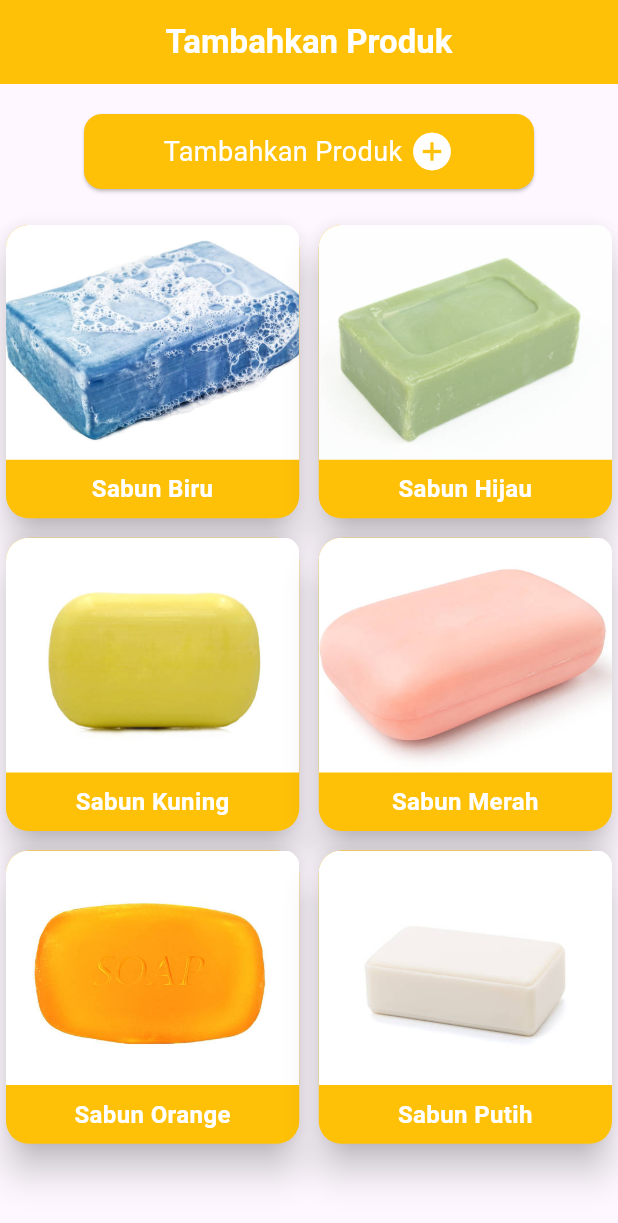
After one commit to Pangestufp/utsmobileprogkelompok_1, a Flutter app: the BottomNav screen opened directly, item 2 of the bottom bar chosen, after a tap on "Tambahkan Produk", on a phone screen of 412 x 824 dp. The commit adds this screen. Shown: the top 1223 px of the screen. Run offline on Flutter 3.47's test engine with Material 3 defaults, Android fonts, the phone set to English and light mode, and no system bars; our stand-ins replace curved_navigation_bar, flutter_animate, image_picker, lottie; missing offline and left inert: bounce_tapper.

Commit message:
Beranda+inventari

```diff
--- a/lib/pages/bottomNav.dart
+++ b/lib/pages/bottomNav.dart
@@ -35,8 +35,8 @@ class _BottomNavState extends State<BottomNav> {
     penjualanPage = PenjualanPage();
     keuanganPage = KeuanganPage();
 
-    _listPages = [homePage, inventarisPage,penjualanPage,keuanganPage];
-    _listNamePages = ["Beranda", "Inventaris", "Penjualan", "Keuangan"];
+    _listPages = [homePage, inventarisPage,keuanganPage,penjualanPage];
+    _listNamePages = ["Beranda", "Inventaris", "Keuangan", "Penjualan"];
     _currentPage = homePage;
     _currentNamePage = "Beranda";
 
@@ -94,21 +94,32 @@ class _BottomNavState extends State<BottomNav> {
           ),
           Icon(
             _currentIndex == 2
-                ? Icons.shopping_cart
-                : Icons.shopping_cart_outlined,
+                ? Icons.monetization_on
+                : Icons.monetization_on_outlined,
             size: 40,
             color: Colors.white,
           ),
           Icon(
             _currentIndex == 3
-                ? Icons.monetization_on
-                : Icons.monetization_on_outlined,
+                ? Icons.shopping_cart
+                : Icons.shopping_cart_outlined,
             size: 40,
             color: Colors.white,
           ),
         ],
         onTap: (selectedIndex) => _changePage(selectedIndex),
       ),
+
+      floatingActionButton: _currentIndex == 2
+          ? FloatingActionButton(
+        onPressed: () {
+          print("Floating Action Button di halaman Keuangan ditekan");
+        },
+        backgroundColor: Colors.amber,
+        child: Icon(Icons.add),
+      )
+          : null,
+
     );
   }
 }
--- a/lib/pages/inventaris/inventarisPage.dart
+++ b/lib/pages/inventaris/inventarisPage.dart
@@ -1,4 +1,8 @@
+import 'package:app_manajemen_umkm/pages/beranda/homePage.dart';
+import 'package:app_manajemen_umkm/pages/inventaris/tambahkanProduk.dart';
+import 'package:bounce_tapper/bounce_tapper.dart';
 import 'package:flutter/material.dart';
+import 'package:flutter_animate/flutter_animate.dart';
 
 class InventarisPage extends StatefulWidget {
   const InventarisPage({super.key});
@@ -11,7 +15,135 @@ class _InventarisPageState extends State<InventarisPage> {
   @override
   Widget build(BuildContext context) {
     return Container(
-      child: Text("Inventaris"),
+      child: Column(
+        children: [
+          Padding(
+            padding: const EdgeInsets.all(8.0),
+            child: SingleChildScrollView(
+              scrollDirection: Axis.horizontal,
+              child: Row(
+                children: [
+                  GestureDetector(
+                    onTap: (){
+                      Navigator.push(context, MaterialPageRoute(builder: (context)=>TambahkanProduk()));
+                    },
+                    child: BounceTapper(
+                      shrinkScaleFactor: 0.7,
+                      child: Card(
+                        color: Colors.amber,
+                        child: Container(
+                            width: 180,
+                            height: 160,
+                            child: Center(
+                                child: Padding(
+                                  padding: const EdgeInsets.all(8.0),
+                                  child: Column(
+                                    children: [
+                                      Image.asset("assets/icons/addProduct.png",color: Colors.white,width: 100,),
+                                      Text(
+                                        "Tambahkan Produk",
+                                        style: TextStyle(
+                                            color: Colors.white,
+                                            fontWeight: FontWeight.bold,
+                                            fontSize: 18),
+                                      ),
+                                    ],
+                                  ),
+                                ))),
+                      ).animate().scale(),
+                    ),
+                  ),
+                  SizedBox(width: 20,),
+                  BounceTapper(
+                    shrinkScaleFactor: 0.7,
+                    child: Card(
+                      color: Colors.amber,
+                      child: Container(
+                          width: 180,
+                          height: 160,
+                          child: Center(
+                              child: Padding(
+                                padding: const EdgeInsets.all(8.0),
+                                child: Column(
+                                  children: [
+                                    Image.asset("assets/icons/addStock.png",color: Colors.white,width: 100,),
+                                    Text(
+                                      "Tambahkan Stock",
+                                      style: TextStyle(
+                                          color: Colors.white,
+                                          fontWeight: FontWeight.bold,
+                                          fontSize: 18),
+                                    ),
+                                  ],
+                                ),
+                              ))),
+                    ).animate().scale(),
+                  )
+                ],
+              ),
+            ),
+          ),
+          Expanded(
+            child: ListView(
+              padding: EdgeInsets.symmetric(horizontal: 16.0, vertical: 8.0),
+              children: [
+                ListTile(
+                  title: Text(
+                    "Jumlah total Produk Tersimpan",
+                    style: TextStyle(fontWeight: FontWeight.bold),
+                  ),
+                  trailing: Text(
+                    "20",
+                    style: TextStyle(color: Colors.amber, fontWeight: FontWeight.bold),
+                  ),
+                ),
+                Divider(
+                  color: Colors.grey.shade400,
+                ),
+                ListTile(
+                  title: Text(
+                    "Jumlah total stock semua produk",
+                    style: TextStyle(fontWeight: FontWeight.bold),
+                  ),
+                  trailing: Text(
+                    "1800",
+                    style: TextStyle(color: Colors.amber, fontWeight: FontWeight.bold),
+                  ),
+                ),
+                Divider(
+                  color: Colors.grey.shade400,
+                ),
+                ListTile(
+                  title: Text(
+                    "Jumlah stok masuk hari ini",
+                    style: TextStyle(fontWeight: FontWeight.bold),
+                  ),
+                  trailing: Text(
+                    "200",
+                    style: TextStyle(color: Colors.amber, fontWeight: FontWeight.bold),
+                  ),
+                ),
+                Divider(
+                  color: Colors.grey.shade400,
+                ),
+                ListTile(
+                  title: Text(
+                    "Jumlah stok keluar hari ini",
+                    style: TextStyle(fontWeight: FontWeight.bold),
+                  ),
+                  trailing: Text(
+                    "100", // Tambahkan angka jika ada
+                    style: TextStyle(color: Colors.amber, fontWeight: FontWeight.bold),
+                  ),
+                ),
+                Divider(
+                  color: Colors.grey.shade400,
+                ),
+              ],
+            ),
+          )
+        ],
+      ),
     );
   }
 }
--- /dev/null
+++ b/lib/pages/inventaris/tambahkanProduk.dart
@@ -0,0 +1,323 @@
+import 'dart:io';
+import 'package:flutter/material.dart';
+import 'package:image_picker/image_picker.dart';
+
+class TambahkanProduk extends StatefulWidget {
+  const TambahkanProduk({super.key});
+
+  @override
+  State<TambahkanProduk> createState() => _TambahkanProdukState();
+}
+
+class _TambahkanProdukState extends State<TambahkanProduk> {
+  File? _image;
+
+  Future<void> _pickImage() async {
+    final picker = ImagePicker();
+    final pickedFile = await picker.pickImage(source: ImageSource.gallery);
+
+    if (pickedFile != null) {
+      setState(() {
+        _image = File(pickedFile.path);
+      });
+    }
+  }
+
+  void _createOrUpdate() {
+    showModalBottomSheet(
+      isScrollControlled: true,
+      context: context,
+      builder: (BuildContext context) {
+        return Padding(
+          padding: EdgeInsets.all(20),
+          child: Column(
+            mainAxisSize: MainAxisSize.min,
+            crossAxisAlignment: CrossAxisAlignment.start,
+            children: [
+              TextField(
+                decoration: InputDecoration(labelText: 'Nama Produk'),
+              ),
+              TextField(
+                decoration: InputDecoration(labelText: 'Deskripsi Produk'),
+              ),
+              SizedBox(height: 20),
+              ElevatedButton(
+                onPressed: () {
+                  Navigator.of(context).pop();
+                },
+                child: Text('Submit'),
+              ),
+            ],
+          ),
+        );
+      },
+    );
+  }
+
+  @override
+  Widget build(BuildContext context) {
+    return Scaffold(
+      appBar: AppBar(
+        title: Center(child: Text("Tambahkan Produk",style: TextStyle(color: Colors.white, fontWeight: FontWeight.bold),)),
+        automaticallyImplyLeading: false,
+        backgroundColor: Colors.amber,
+      ),
+      body: Column(
+        children: [
+          Center(
+            child: Padding(
+              padding: const EdgeInsets.all(16.0),
+              child: Card(
+                color: Colors.amber,
+                child:
+                GestureDetector(
+                  onTap: (){
+                    _createOrUpdate();
+                  },
+                  child: Container(
+                    width: 300,
+                    height: 50,
+                    child: Row(
+                      mainAxisAlignment: MainAxisAlignment.center,
+                      children: [
+                        Text("Tambahkan Produk ", style: TextStyle(color: Colors.white,fontSize: 18),),
+                        Icon(Icons.add_circle_outlined, color: Colors.white,size: 30,)
+                      ],
+                    ),
+                  ),
+                ),
+              ),
+            ),
+          ),
+          Expanded(
+            child: GridView.count(
+              crossAxisCount: 2,
+              crossAxisSpacing: 5,
+              mainAxisSpacing: 5,
+              children: [
+                Card(
+                  color: Colors.amber,
+                  elevation: 10,
+                  shape: RoundedRectangleBorder(
+                    borderRadius: BorderRadius.circular(15),
+                  ),
+                  child: Column(
+                    crossAxisAlignment: CrossAxisAlignment.stretch,
+                    children: [
+                      Expanded(
+                        child: ClipRRect(
+                          borderRadius: BorderRadius.only(
+                              topLeft: Radius.circular(15),
+                              topRight: Radius.circular(10)),
+                          child: Image.asset(
+                            "assets/images/sabunBiru.jpg",
+                            fit: BoxFit.cover,
+                          ),
+                        ),
+                      ),
+                      Padding(
+                        padding: const EdgeInsets.all(8.0),
+                        child: Text(
+                          "Sabun Biru",
+                          textAlign: TextAlign.center,
+                          style: TextStyle(
+                            color: Colors.white,
+                            fontSize: 16,
+                            fontWeight: FontWeight.bold,
+                          ),
+                        ),
+                      ),
+                    ],
+                  ),
+                ),
+
+                Card(
+                  color: Colors.amber,
+                  elevation: 10,
+                  shape: RoundedRectangleBorder(
+                    borderRadius: BorderRadius.circular(15),
+                  ),
+                  child: Column(
+                    crossAxisAlignment: CrossAxisAlignment.stretch,
+                    children: [
+                      Expanded(
+                        child: ClipRRect(
+                          borderRadius: BorderRadius.only(
+                              topLeft: Radius.circular(15),
+                              topRight: Radius.circular(10)),
+                          child: Image.asset(
+                            "assets/images/sabunHijau.jpg",
+                            fit: BoxFit.cover,
+                          ),
+                        ),
+                      ),
+                      Padding(
+                        padding: const EdgeInsets.all(8.0),
+                        child: Text(
+                          "Sabun Hijau",
+                          textAlign: TextAlign.center,
+                          style: TextStyle(
+                            color: Colors.white,
+                            fontSize: 16,
+                            fontWeight: FontWeight.bold,
+                          ),
+                        ),
+                      ),
+                    ],
+                  ),
+                ),
+
+                Card(
+                  color: Colors.amber,
+                  elevation: 10,
+                  shape: RoundedRectangleBorder(
+                    borderRadius: BorderRadius.circular(15),
+                  ),
+                  child: Column(
+                    crossAxisAlignment: CrossAxisAlignment.stretch,
+                    children: [
+                      Expanded(
+                        child: ClipRRect(
+                          borderRadius: BorderRadius.only(
+                              topLeft: Radius.circular(15),
+                              topRight: Radius.circular(10)),
+                          child: Image.asset(
+                            "assets/images/sabunKuning.jpg",
+                            fit: BoxFit.cover,
+                          ),
+                        ),
+                      ),
+                      Padding(
+                        padding: const EdgeInsets.all(8.0),
+                        child: Text(
+                          "Sabun Kuning",
+                          textAlign: TextAlign.center,
+                          style: TextStyle(
+                            color: Colors.white,
+                            fontSize: 16,
+                            fontWeight: FontWeight.bold,
+                          ),
+                        ),
+                      ),
+                    ],
+                  ),
+                ),
+
+                Card(
+                  color: Colors.amber,
+                  elevation: 10,
+                  shape: RoundedRectangleBorder(
+                    borderRadius: BorderRadius.circular(15),
+                  ),
+                  child: Column(
+                    crossAxisAlignment: CrossAxisAlignment.stretch,
+                    children: [
+                      Expanded(
+                        child: ClipRRect(
+                          borderRadius: BorderRadius.only(
+                              topLeft: Radius.circular(15),
+                              topRight: Radius.circular(10)),
+                          child: Image.asset(
+                            "assets/images/sabunMerah.jpg",
+                            fit: BoxFit.cover,
+                          ),
+                        ),
+                      ),
+                      Padding(
+                        padding: const EdgeInsets.all(8.0),
+                        child: Text(
+                          "Sabun Merah",
+                          textAlign: TextAlign.center,
+                          style: TextStyle(
+                            color: Colors.white,
+                            fontSize: 16,
+                            fontWeight: FontWeight.bold,
+                          ),
+                        ),
+                      ),
+                    ],
+                  ),
+                ),
+
+                Card(
+                  color: Colors.amber,
+                  elevation: 10,
+                  shape: RoundedRectangleBorder(
+                    borderRadius: BorderRadius.circular(15),
+                  ),
+                  child: Column(
+                    crossAxisAlignment: CrossAxisAlignment.stretch,
+                    children: [
+                      Expanded(
+                        child: ClipRRect(
+                          borderRadius: BorderRadius.only(
+                              topLeft: Radius.circular(15),
+                              topRight: Radius.circular(10)),
+                          child: Image.asset(
+                            "assets/images/sabunOrange.jpg",
+                            fit: BoxFit.cover,
+                          ),
+                        ),
+                      ),
+                      Padding(
+                        padding: const EdgeInsets.all(8.0),
+                        child: Text(
+                          "Sabun Orange",
+                          textAlign: TextAlign.center,
+                          style: TextStyle(
+                            color: Colors.white,
+                            fontSize: 16,
+                            fontWeight: FontWeight.bold,
+                          ),
+                        ),
+                      ),
+                    ],
+                  ),
+                ),
+
+                Card(
+                  color: Colors.amber,
+                  elevation: 10,
+                  shape: RoundedRectangleBorder(
+                    borderRadius: BorderRadius.circular(15),
+                  ),
+                  child: Column(
+                    crossAxisAlignment: CrossAxisAlignment.stretch,
+                    children: [
+                      Expanded(
+                        child: ClipRRect(
+                          borderRadius: BorderRadius.only(
+                              topLeft: Radius.circular(15),
+                              topRight: Radius.circular(10)),
+                          child: Image.asset(
+                            "assets/images/sabunPutih.jpg",
+                            fit: BoxFit.cover,
+                          ),
+                        ),
+                      ),
+                      Padding(
+                        padding: const EdgeInsets.all(8.0),
+                        child: Text(
+                          "Sabun Putih",
+                          textAlign: TextAlign.center,
+                          style: TextStyle(
+                            color: Colors.white,
+                            fontSize: 16,
+                            fontWeight: FontWeight.bold,
+                          ),
+                        ),
+                      ),
+                    ],
+                  ),
+                ),
+
+              ],
+            ),
+          )
+        ],
+      ),
+    );
+  }
+
+
+}
--- a/pubspec.yaml
+++ b/pubspec.yaml
@@ -14,6 +14,8 @@ dependencies:
   flutter_animate:
   bounce_tapper:
   animated_splash_screen:
+  path_provider:
+  image_picker:
 
 dev_dependencies:
   flutter_test:
```
Also changed, not shown: assets/icons/addProduct.png (added), assets/icons/addStock.png (added), assets/images/sabunBiru.jpg (added), assets/images/sabunHijau.jpg (added), assets/images/sabunKuning.jpg (added), assets/images/sabunMerah.jpg (added), assets/images/sabunOrange.jpg (added), assets/images/sabunPutih.jpg (added), lib/pages/inventaris/tambahkahStock.dart (added), pubspec.lock.
